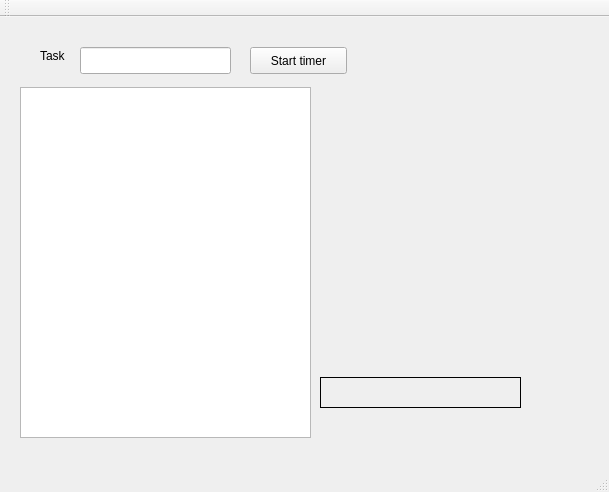
Before: the Qt Designer form src/mainwindow.ui in GunnarLindholm/SimpleTimeTracker, drawn with Qt 5.
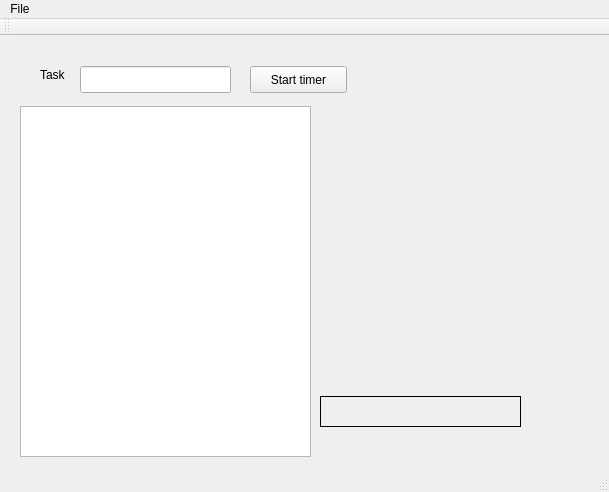
After: the same form once the commit is applied.

Commit message: * added almost empty menubar to avoid Ubuntu crash issue.

The edit to the form file:
```diff
--- a/src/mainwindow.ui
+++ b/src/mainwindow.ui
@@ -92,6 +92,12 @@
      <height>25</height>
     </rect>
    </property>
+   <widget class="QMenu" name="menuFile">
+    <property name="title">
+     <string>File</string>
+    </property>
+   </widget>
+   <addaction name="menuFile"/>
   </widget>
   <widget class="QToolBar" name="mainToolBar">
    <attribute name="toolBarArea">
```
